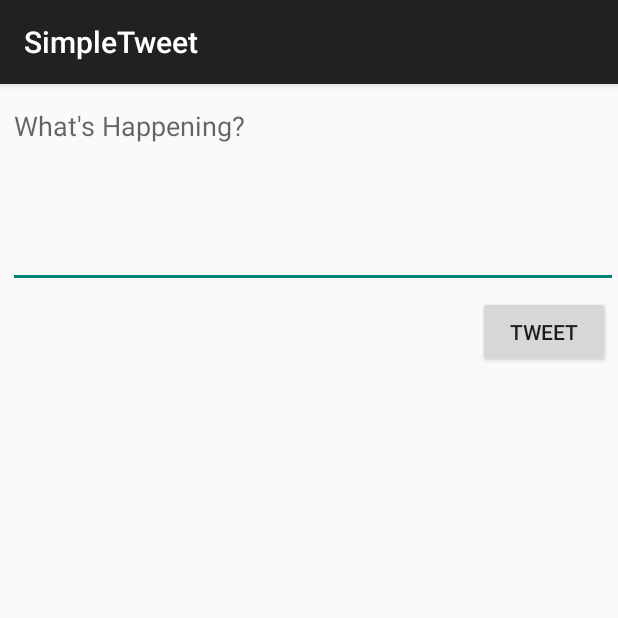
After one commit to programmerjoban/SimpleTweet, an Android app: the ComposeActivity screen opened directly, with no data from a screen before it, on a phone screen of 412 x 824 dp, the top half of it. The commit adds this screen. Run offline under Robolectric (Android 15) with nearby library versions, the phone set to English and light mode, and no system bars; our stand-ins replace Room's generated code; libraries missing offline, so code that uses them is left out: com.codepath.asynchttpclient, com.facebook.stetho, org.parceler; 1 statement that could not run was skipped.

Commit message:
Adding walkthrough2 gif, ComposeActivity, TimelineActivity, activity_compose.xml, menu_main.xml and strings.xml. Then I am updating the TwitterClient.java, Tweet.java, and User.java

```diff
--- a/app/build.gradle
+++ b/app/build.gradle
@@ -57,4 +57,6 @@ dependencies {
     implementation 'com.facebook.stetho:stetho:1.5.1'
 
     implementation 'androidx.swiperefreshlayout:swiperefreshlayout:1.1.0'
+    implementation 'org.parceler:parceler-api:1.1.12'
+    annotationProcessor 'org.parceler:parceler:1.1.12'
 }
--- a/app/src/main/AndroidManifest.xml
+++ b/app/src/main/AndroidManifest.xml
@@ -13,6 +13,9 @@
         android:icon="@drawable/ic_launcher"
         android:label="@string/app_name"
         android:theme="@style/AppTheme">
+        <activity
+            android:name=".ComposeActivity"
+            android:exported="true" />
         <activity
             android:name=".TimelineActivity"
             android:exported="true" />
--- /dev/null
+++ b/app/src/main/java/com/codepath/apps/restclienttemplate/ComposeActivity.java
@@ -0,0 +1,115 @@
+package com.codepath.apps.restclienttemplate;
+
+import androidx.appcompat.app.AppCompatActivity;
+
+import android.content.Intent;
+import android.graphics.Color;
+import android.os.Bundle;
+import android.text.Editable;
+import android.text.TextWatcher;
+import android.util.Log;
+import android.view.View;
+import android.widget.Button;
+import android.widget.EditText;
+import android.widget.TextView;
+import android.widget.Toast;
+
+import com.codepath.apps.restclienttemplate.models.Tweet;
+import com.codepath.asynchttpclient.callback.JsonHttpResponseHandler;
+
+import org.json.JSONException;
+import org.parceler.Parcels;
+
+import okhttp3.Headers;
+
+public class ComposeActivity extends AppCompatActivity {
+
+    public static final int MAX_TWEET_LENGTH = 280;
+    public static final String TAG = "ComposeActivity";
+
+    EditText etCompose;
+    Button btnTweet;
+    TextView tvCounter;
+
+    TwitterClient client;
+
+    @Override
+    protected void onCreate(Bundle savedInstanceState) {
+        super.onCreate(savedInstanceState);
+        setContentView(R.layout.activity_compose);
+
+        client = TwitterApp.getRestClient(this);
+        etCompose = findViewById(R.id.etCompose);
+        btnTweet = findViewById(R.id.btnTweet);
+        tvCounter = findViewById(R.id.tvCounter);
+
+        etCompose.addTextChangedListener(new TextWatcher() {
+            @Override
+            public void beforeTextChanged(CharSequence s, int start, int count, int after) {
+                String atStart = MAX_TWEET_LENGTH + " remaining";
+                tvCounter.setText(atStart);
+            }
+
+            @Override
+            public void onTextChanged(CharSequence s, int start, int before, int count) {
+                int difference = (MAX_TWEET_LENGTH - s.length());
+                tvCounter.setText(Integer.toString(difference));
+                if (difference <= 0) {
+                    tvCounter.setTextColor(Color.RED);
+                }
+                else
+                {
+                    tvCounter.setTextColor(Color.BLACK);
+                }
+            }
+
+            @Override
+            public void afterTextChanged(Editable s) {
+
+            }
+        });
+        //set a listener on the button
+        btnTweet.setOnClickListener(new View.OnClickListener() {
+            @Override
+            public void onClick(View v) {
+                String tweetContent = etCompose.getText().toString();
+                if(tweetContent.isEmpty())
+                {
+                    Toast.makeText(ComposeActivity.this, "Sorry, your tweet cannot be empty", Toast.LENGTH_LONG).show();
+                    return;
+                }
+
+                if(tweetContent.length() > MAX_TWEET_LENGTH)
+                {
+                    Toast.makeText(ComposeActivity.this, "Sorry, your tweet is too long", Toast.LENGTH_LONG).show();
+                    return;
+                }
+                //Toast.makeText(ComposeActivity.this, tweetContent, Toast.LENGTH_LONG).show();
+                //Make an api call to twitter
+                client.publishTweet(tweetContent, new JsonHttpResponseHandler() {
+                    @Override
+                    public void onSuccess(int statusCode, Headers headers, JSON json) {
+                        Log.i(TAG, "onSuccess to publish Tweet");
+                        try {
+                            Tweet tweet = Tweet.fromJson(json.jsonObject);
+                            Log.i(TAG, "Publish tweet says: " + tweet.body);
+                            Intent intent = new Intent();
+                            intent.putExtra("tweet", Parcels.wrap(tweet));
+                            setResult(RESULT_OK, intent);
+                            finish();
+                        } catch (JSONException e) {
+                            e.printStackTrace();
+                        }
+                    }
+
+                    @Override
+                    public void onFailure(int statusCode, Headers headers, String response, Throwable throwable) {
+                        Log.e(TAG, "onFailure to publish tweet");
+                    }
+                });
+
+            }
+        });
+
+    }
+}
--- a/app/src/main/java/com/codepath/apps/restclienttemplate/models/Tweet.java
+++ b/app/src/main/java/com/codepath/apps/restclienttemplate/models/Tweet.java
@@ -5,17 +5,21 @@ import com.codepath.apps.restclienttemplate.TimeFormatter;
 import org.json.JSONArray;
 import org.json.JSONException;
 import org.json.JSONObject;
+import org.parceler.Parcel;
 
 import java.util.ArrayList;
 import java.util.List;
 import java.util.ResourceBundle;
 
+@Parcel
 public class Tweet {
 
     public String body;
     public String createAt;
     public long id;
     public User user;
+
+    public Tweet() {} // empty constructor
 
     public static Tweet fromJson(JSONObject jsonObject) throws JSONException {
         Tweet tweet = new Tweet();
--- a/app/src/main/java/com/codepath/apps/restclienttemplate/models/User.java
+++ b/app/src/main/java/com/codepath/apps/restclienttemplate/models/User.java
@@ -2,12 +2,15 @@ package com.codepath.apps.restclienttemplate.models;
 
 import org.json.JSONException;
 import org.json.JSONObject;
+import org.parceler.Parcel;
 
+@Parcel
 public class User {
     public String name;
     public String screenName;
     public String profileImageUrl;
 
+    public User() {}
     public static User fromJson(JSONObject jsonObject) throws JSONException {
         User user = new User();
         user.name = jsonObject.getString("name");
--- /dev/null
+++ b/app/src/main/res/layout/activity_compose.xml
@@ -0,0 +1,43 @@
+<?xml version="1.0" encoding="utf-8"?>
+<RelativeLayout
+    xmlns:android="http://schemas.android.com/apk/res/android"
+    xmlns:app="http://schemas.android.com/apk/res-auto"
+    xmlns:tools="http://schemas.android.com/tools"
+    android:layout_width="match_parent"
+    android:layout_height="match_parent"
+    tools:context=".ComposeActivity">
+
+    <EditText
+        android:id="@+id/etCompose"
+        android:layout_width="match_parent"
+        android:layout_height="wrap_content"
+        android:layout_alignParentStart="true"
+        android:layout_alignParentTop="true"
+        android:layout_marginStart="5dp"
+        android:layout_marginTop="5dp"
+        android:ems="10"
+        android:gravity="start|top"
+        android:hint="What's Happening?"
+        android:inputType="textMultiLine"
+        android:minLines="5" />
+
+    <Button
+        android:id="@+id/btnTweet"
+        android:layout_width="wrap_content"
+        android:layout_height="wrap_content"
+        android:layout_below="@+id/etCompose"
+        android:layout_alignParentEnd="true"
+        android:layout_marginTop="5dp"
+        android:layout_marginEnd="5dp"
+        android:text="@string/tweet" />
+
+    <TextView
+        android:id="@+id/tvCounter"
+        android:layout_width="wrap_content"
+        android:layout_height="wrap_content"
+        android:layout_below="@+id/etCompose"
+        android:layout_alignParentStart="true"
+        android:layout_marginStart="5dp"
+        android:layout_marginTop="5dp"
+        tools:text="0/280" />
+</RelativeLayout>
--- a/app/src/main/res/values/strings.xml
+++ b/app/src/main/res/values/strings.xml
@@ -5,5 +5,6 @@
     <string name="login_label">Log in</string>
     <string name="intent_scheme">oauth</string>
     <string name="intent_host">cprest</string>
+    <string name="tweet">Tweet</string>
 
 </resources>
```
Also changed, not shown: app/src/main/java/com/codepath/apps/restclienttemplate/TimelineActivity.java (+45 -0 lines), app/src/main/java/com/codepath/apps/restclienttemplate/TwitterClient.java (+8 -0 lines), app/src/main/res/menu/menu_main.xml (added, +10 -0 lines), 1 other file.
